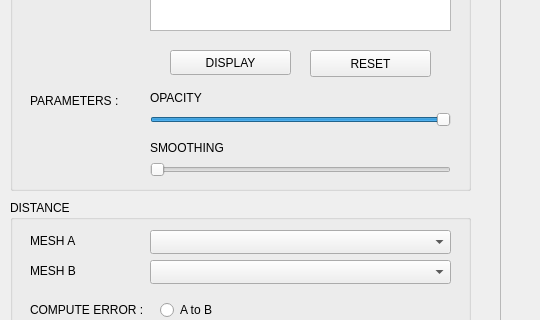
The window that distanceGui.ui (juliettepera/distance) describes before a commit, drawn with Qt 5; both pictures show x 0 to 540 and y 280 to 600 of the 1217 by 845 pixel window.
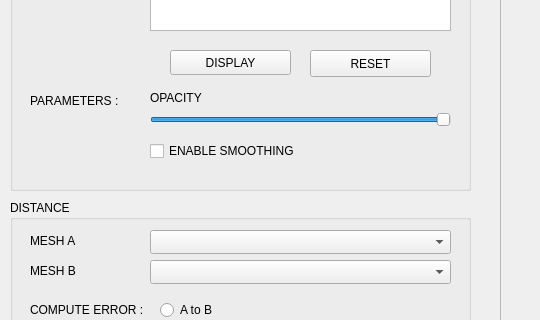
The same window after the commit.

What changed in the file:
```diff
--- a/distanceGui.ui
+++ b/distanceGui.ui
@@ -10,6 +10,12 @@
     <height>845</height>
    </rect>
   </property>
+  <property name="minimumSize">
+   <size>
+    <width>1217</width>
+    <height>845</height>
+   </size>
+  </property>
   <property name="windowTitle">
    <string>MainWindow</string>
   </property>
@@ -81,22 +87,6 @@
       <enum>Qt::Horizontal</enum>
      </property>
     </widget>
-    <widget class="QSlider" name="horizontalSliderSmoothing">
-     <property name="geometry">
-      <rect>
-       <x>140</x>
-       <y>420</y>
-       <width>301</width>
-       <height>20</height>
-      </rect>
-     </property>
-     <property name="maximum">
-      <number>100</number>
-     </property>
-     <property name="orientation">
-      <enum>Qt::Horizontal</enum>
-     </property>
-    </widget>
     <widget class="QLabel" name="labelOpacity">
      <property name="geometry">
       <rect>
@@ -110,19 +100,6 @@
       <string>OPACITY</string>
      </property>
     </widget>
-    <widget class="QLabel" name="labelSmoothing">
-     <property name="geometry">
-      <rect>
-       <x>140</x>
-       <y>400</y>
-       <width>91</width>
-       <height>16</height>
-      </rect>
-     </property>
-     <property name="text">
-      <string>SMOOTHING</string>
-     </property>
-    </widget>
     <widget class="QLabel" name="labelParameter">
      <property name="geometry">
       <rect>
@@ -175,6 +152,19 @@
       <string>RESET</string>
      </property>
     </widget>
+    <widget class="QCheckBox" name="checkBoxSmoothing">
+     <property name="geometry">
+      <rect>
+       <x>140</x>
+       <y>400</y>
+       <width>171</width>
+       <height>22</height>
+      </rect>
+     </property>
+     <property name="text">
+      <string>ENABLE SMOOTHING</string>
+     </property>
+    </widget>
    </widget>
    <widget class="QGroupBox" name="groupBoxDistance">
     <property name="geometry">
```
Left out of the diff: 3 changed lines with no effect on the pictures.
